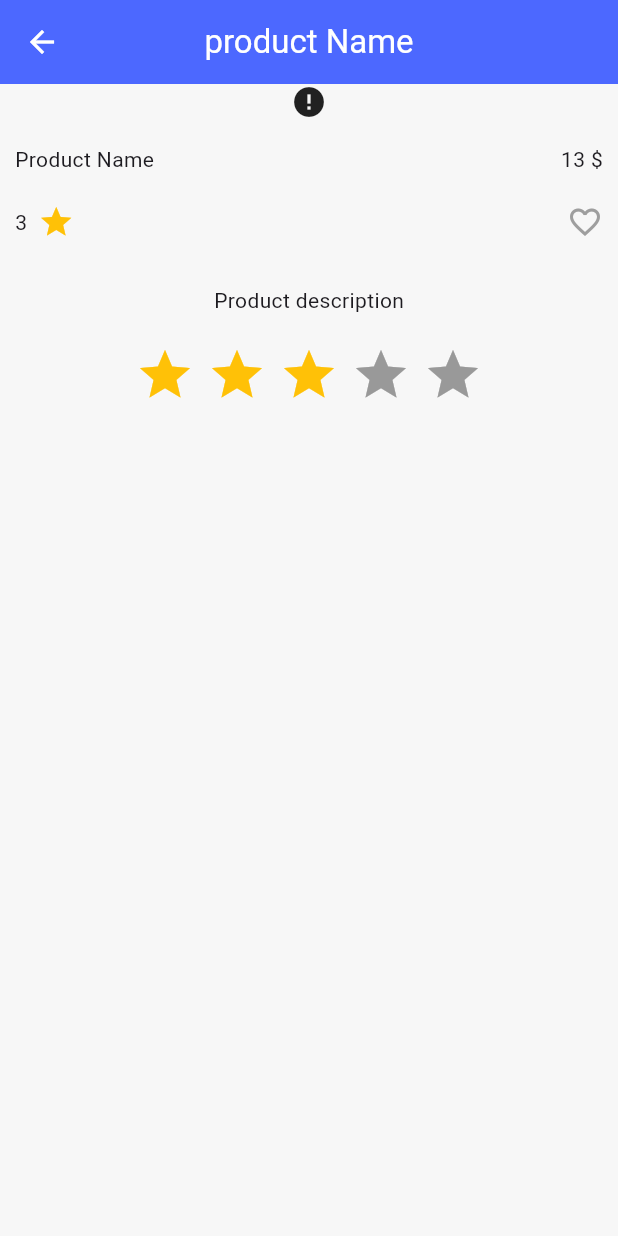
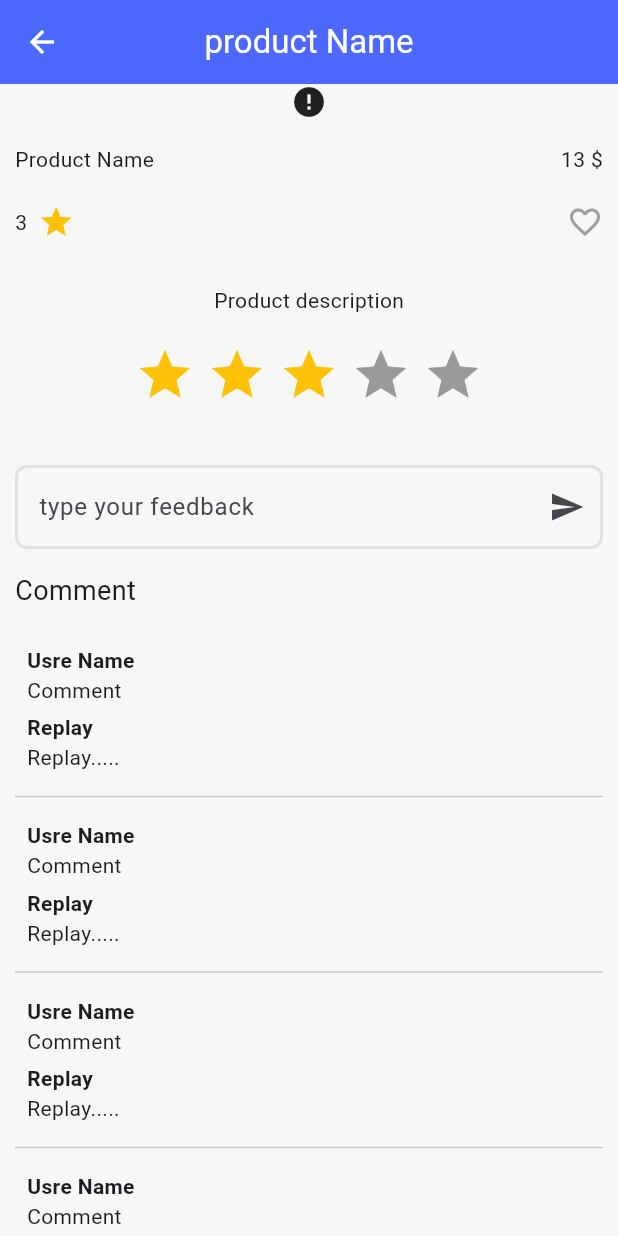
Before and after one commit to NabilKhmaiS/our_Market, a Flutter app: the screen it shows after launch, after a tap on "10% OFF", on a phone screen of 412 x 824 dp. Run offline on Flutter 3.47's test engine with Material 3 defaults, Android fonts, the phone set to English and light mode, and no system bars; drawn by our look-alikes of cached_network_image, flutter_rating_bar; our stand-ins replace bloc, flutter_bloc, google_nav_bar; network calls fail.

Commit message:
finish product ui ? app ui was finished ??????

```diff
--- a/lib/features/home/views/nav_bar/ui/home views/home_view.dart
+++ b/lib/features/home/views/nav_bar/ui/home views/home_view.dart
@@ -30,7 +30,7 @@ class HomeView extends StatelessWidget {
             height: 15,
           ),
           const CategoryListview(),
-          SizedBox(
+          const SizedBox(
             height: 15,
           ),
           const Text(
@@ -41,7 +41,6 @@ class HomeView extends StatelessWidget {
           ),
          const  SizedBox(height: 15,),
          const  Productslist(
-
          ),
 
         ],
--- a/lib/features/home/views/product_details/ui/product_details_views.dart
+++ b/lib/features/home/views/product_details/ui/product_details_views.dart
@@ -1,9 +1,10 @@
-import 'dart:convert';
 
 import 'package:flutter/material.dart';
 import 'package:flutter_rating_bar/flutter_rating_bar.dart';
 import 'package:our_market/cor/components/cashe_image.dart';
 import 'package:our_market/cor/functions/buildAppBar.dart';
+import 'package:our_market/features/home/views/product_details/widgets/comments_list.dart';
+import 'package:our_market/features/ui/widgets/custom_text_from_field.dart';
 
 class ProductDetailsViews extends StatelessWidget {
   const ProductDetailsViews({super.key});
@@ -62,6 +63,26 @@ class ProductDetailsViews extends StatelessWidget {
                 print(rating);
               },
             ),
+                SizedBox(height: 40,),
+                CustomTextFromField(
+                  labelText: 'type your feedback',
+                  suffIcvon: IconButton(onPressed: (){}, icon: Icon(Icons.send)),
+                ),
+                SizedBox(height: 15,),
+              Row(
+                mainAxisAlignment: MainAxisAlignment.start,
+                children: [
+                  Text("Comment",style: TextStyle(
+                    fontSize: 18,
+
+                  ),),
+                ],
+              ),
+                SizedBox(
+                  height: 15,
+                ),
+               commentsList()
+
 
               ],
             ),
--- /dev/null
+++ b/lib/features/home/views/product_details/widgets/comments_list.dart
@@ -0,0 +1,60 @@
+
+
+import 'package:flutter/material.dart';
+
+class commentsList extends StatelessWidget {
+  const commentsList({
+    super.key,
+  });
+
+  @override
+  Widget build(BuildContext context) {
+    return ListView.separated(
+        shrinkWrap: true,
+        physics: NeverScrollableScrollPhysics(),
+        itemBuilder: (context, index) => User_Coment(), separatorBuilder: (context, index) => Divider(), itemCount: 10);
+  }
+}
+
+class User_Coment extends StatelessWidget {
+  const User_Coment({
+    super.key,
+  });
+
+  @override
+  Widget build(BuildContext context) {
+    return Padding(
+      padding: const EdgeInsets.all(8.0),
+      child: Column(
+        children: [
+          Row(
+            children: [
+              Text('Usre Name',style: TextStyle(
+                  fontWeight: FontWeight.bold
+              ),),
+            ],
+          ),
+          Row(
+            children: [
+              Text("Comment"),
+            ],
+          ),
+          SizedBox(height: 5,),
+
+          Row(
+            children: [
+              Text('Replay',style: TextStyle(
+                  fontWeight: FontWeight.bold
+              ),),
+            ],
+          ),
+          Row(
+            children: [
+              Text("Replay....."),
+            ],
+          )
+        ],
+      ),
+    );
+  }
+}
--- a/lib/main.dart
+++ b/lib/main.dart
@@ -15,7 +15,6 @@ class ourMarket extends StatelessWidget {
   @override
   Widget build(BuildContext context) {
     return MaterialApp(
-
       // Set the app's theme'
       theme: ThemeData(
         scaffoldBackgroundColor: AppColors.kScaffoldColor,
```
